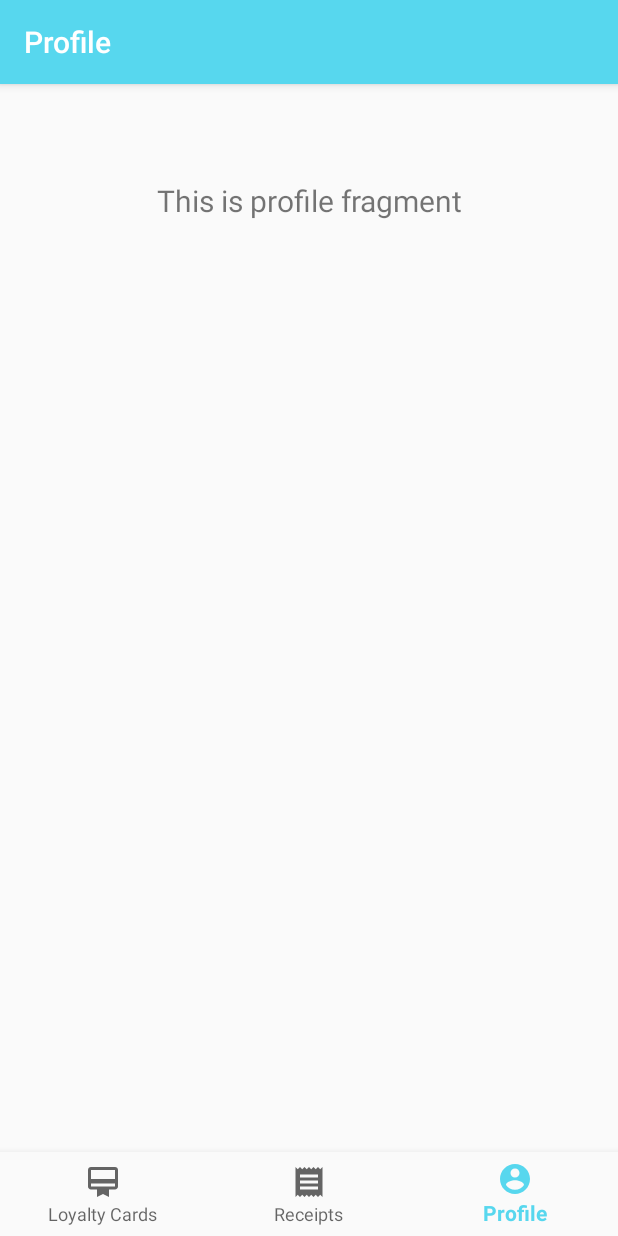
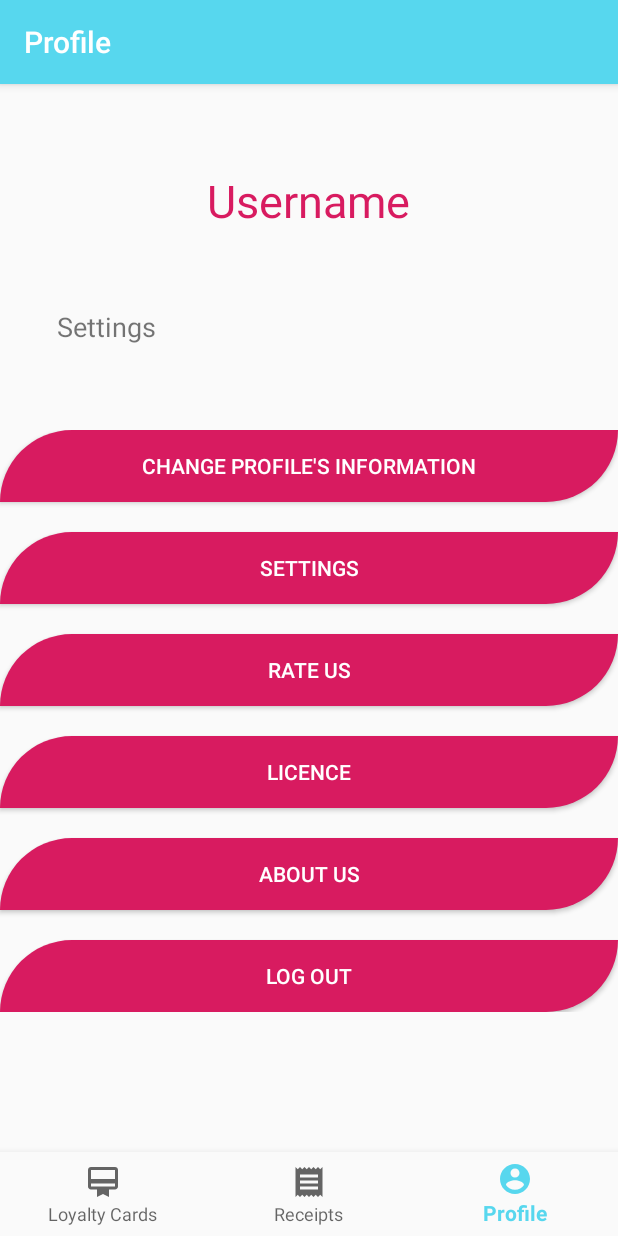
Before and after one commit to lgorczynski98/ShopAssistAndroidClient, an Android app: the ProfileFragment screen opened through its navigation route, on a phone screen of 412 x 824 dp. Run offline under Robolectric (Android 15) with nearby library versions, the phone set to English and light mode, and no system bars; our stand-ins replace navigation-ui.

Commit message:
added profile layout views

```diff
--- a/app/src/main/java/com/lgorczynski/shopassist/ui/log_in/LogInFragment.java
+++ b/app/src/main/java/com/lgorczynski/shopassist/ui/log_in/LogInFragment.java
@@ -15,7 +15,6 @@ import android.view.LayoutInflater;
 import android.view.View;
 import android.view.ViewGroup;
 import android.widget.Button;
-import android.widget.TextView;
 
 import com.lgorczynski.shopassist.R;
 
--- a/app/src/main/java/com/lgorczynski/shopassist/ui/profile/ProfileFragment.java
+++ b/app/src/main/java/com/lgorczynski/shopassist/ui/profile/ProfileFragment.java
@@ -4,32 +4,46 @@ import android.os.Bundle;
 import android.view.LayoutInflater;
 import android.view.View;
 import android.view.ViewGroup;
-import android.widget.TextView;
+import android.widget.Button;
 
 import androidx.annotation.Nullable;
 import androidx.annotation.NonNull;
 import androidx.fragment.app.Fragment;
-import androidx.lifecycle.Observer;
 import androidx.lifecycle.ViewModelProviders;
+import androidx.navigation.NavController;
+import androidx.navigation.Navigation;
 
 import com.lgorczynski.shopassist.R;
 
-public class ProfileFragment extends Fragment {
+public class ProfileFragment extends Fragment implements View.OnClickListener{
 
     private ProfileViewModel profileViewModel;
+
+    private NavController navController;
 
     public View onCreateView(@NonNull LayoutInflater inflater,
                              ViewGroup container, Bundle savedInstanceState) {
         profileViewModel =
                 ViewModelProviders.of(this).get(ProfileViewModel.class);
         View root = inflater.inflate(R.layout.fragment_profile, container, false);
-        final TextView textView = root.findViewById(R.id.text_notifications);
-        profileViewModel.getText().observe(this, new Observer<String>() {
-            @Override
-            public void onChanged(@Nullable String s) {
-                textView.setText(s);
-            }
-        });
         return root;
     }
+
+    @Override
+    public void onViewCreated(@NonNull View view, @Nullable Bundle savedInstanceState) {
+        super.onViewCreated(view, savedInstanceState);
+        navController = Navigation.findNavController(view);
+
+        final Button logOutButton = view.findViewById(R.id.profile_log_out_button);
+        logOutButton.setOnClickListener(this);
+    }
+
+    @Override
+    public void onClick(View view) {
+        switch (view.getId()){
+            case R.id.profile_log_out_button:{
+                navController.navigate(R.id.action_navigation_profile_to_logInFragment);
+            }
+        }
+    }
 }
--- /dev/null
+++ b/app/src/main/res/drawable/empty_divider.xml
@@ -0,0 +1,10 @@
+<?xml version="1.0" encoding="utf-8"?>
+<selector xmlns:android="http://schemas.android.com/apk/res/android">
+    <item>
+        <shape android:shape="rectangle">
+            <size
+                android:height="20dp"
+                android:width="0dp"/>
+        </shape>
+    </item>
+</selector>
--- a/app/src/main/res/layout/activity_main.xml
+++ b/app/src/main/res/layout/activity_main.xml
@@ -3,8 +3,7 @@
     xmlns:app="http://schemas.android.com/apk/res-auto"
     android:id="@+id/container"
     android:layout_width="match_parent"
-    android:layout_height="match_parent"
-    android:paddingTop="?attr/actionBarSize">
+    android:layout_height="match_parent">
 
     <com.google.android.material.bottomnavigation.BottomNavigationView
         android:id="@+id/nav_view"
@@ -22,7 +21,7 @@
         android:id="@+id/nav_host_fragment"
         android:name="androidx.navigation.fragment.NavHostFragment"
         android:layout_width="match_parent"
-        android:layout_height="match_parent"
+        android:layout_height="0dp"
         app:defaultNavHost="true"
         app:layout_constraintBottom_toTopOf="@id/nav_view"
         app:layout_constraintLeft_toLeftOf="parent"
--- a/app/src/main/res/layout/fragment_log_in.xml
+++ b/app/src/main/res/layout/fragment_log_in.xml
@@ -12,7 +12,7 @@
         android:layout_height="wrap_content"
         android:background="@drawable/rounded_confirm_button"
         android:text="@string/sign_in"
-        android:textColor="#FFFFFF"
+        android:textColor="@android:color/primary_text_dark"
         app:layout_constraintBottom_toBottomOf="parent"
         app:layout_constraintEnd_toEndOf="parent"
         app:layout_constraintHorizontal_bias="0.498"
@@ -24,8 +24,9 @@
         android:id="@+id/register_button"
         android:layout_width="150dp"
         android:layout_height="wrap_content"
-        android:background="@drawable/rounded_light_button"
+        android:background="@drawable/rounded_confirm_button"
         android:text="@string/register"
+        android:textColor="@android:color/primary_text_dark"
         app:layout_constraintBottom_toBottomOf="parent"
         app:layout_constraintEnd_toEndOf="parent"
         app:layout_constraintHorizontal_bias="0.498"
@@ -63,9 +64,11 @@
         android:id="@+id/log_in_logo_image"
         android:layout_width="match_parent"
         android:layout_height="120dp"
+        android:layout_marginTop="16dp"
         android:background="#00FFFFFF"
         app:layout_constraintBottom_toTopOf="@+id/text_log_in"
         app:layout_constraintEnd_toEndOf="parent"
+        app:layout_constraintHorizontal_bias="0.0"
         app:layout_constraintStart_toStartOf="parent"
         app:layout_constraintTop_toTopOf="parent"
         app:layout_constraintVertical_bias="0.073"
--- a/app/src/main/res/layout/fragment_profile.xml
+++ b/app/src/main/res/layout/fragment_profile.xml
@@ -1,19 +1,99 @@
 <?xml version="1.0" encoding="utf-8"?>
 <androidx.constraintlayout.widget.ConstraintLayout xmlns:android="http://schemas.android.com/apk/res/android"
     xmlns:app="http://schemas.android.com/apk/res-auto"
+    xmlns:tools="http://schemas.android.com/tools"
     android:layout_width="match_parent"
     android:layout_height="match_parent">
 
-    <TextView
-        android:id="@+id/text_notifications"
+    <LinearLayout
+        android:id="@+id/profile_buttons_linear_layout"
         android:layout_width="match_parent"
         android:layout_height="wrap_content"
-        android:layout_marginStart="8dp"
-        android:layout_marginTop="8dp"
-        android:layout_marginEnd="8dp"
-        android:textAlignment="center"
-        android:textSize="20sp"
+        android:divider="@drawable/empty_divider"
+        android:orientation="vertical"
+        android:showDividers="middle"
+        app:layout_constraintBottom_toBottomOf="parent"
         app:layout_constraintEnd_toEndOf="parent"
+        app:layout_constraintHorizontal_bias="0.0"
         app:layout_constraintStart_toStartOf="parent"
-        app:layout_constraintTop_toTopOf="parent" />
+        app:layout_constraintTop_toBottomOf="@+id/profile_settings_text"
+        app:layout_constraintVertical_bias="0.377">
+
+        <Button
+            android:id="@+id/profile_change_profile_info_button"
+            android:layout_width="match_parent"
+            android:layout_height="wrap_content"
+            android:background="@drawable/rounded_confirm_button"
+            android:text="@string/change_profile_info"
+            android:textColor="@android:color/primary_text_dark" />
+
+        <Button
+            android:id="@+id/profile_setting_button"
+            android:layout_width="match_parent"
+            android:layout_height="wrap_content"
+            android:background="@drawable/rounded_confirm_button"
+            android:text="@string/settings"
+            android:textColor="@android:color/primary_text_dark" />
+
+        <Button
+            android:id="@+id/profile_rate_us_button"
+            android:layout_width="match_parent"
+            android:layout_height="wrap_content"
+            android:background="@drawable/rounded_confirm_button"
+            android:text="@string/rate_us"
+            android:textColor="@android:color/primary_text_dark" />
+
+        <Button
+            android:id="@+id/profile_licence_button"
+            android:layout_width="match_parent"
+            android:layout_height="wrap_content"
+            android:background="@drawable/rounded_confirm_button"
+            android:text="@string/licence"
+            android:textColor="@android:color/primary_text_dark" />
+
+        <Button
+            android:id="@+id/profile_about_us_button"
+            android:layout_width="match_parent"
+            android:layout_height="wrap_content"
+            android:background="@drawable/rounded_confirm_button"
+            android:text="@string/about"
+            android:textColor="@android:color/primary_text_dark" />
+
+        <Button
+            android:id="@+id/profile_log_out_button"
+            android:layout_width="match_parent"
+            android:layout_height="wrap_content"
+            android:background="@drawable/rounded_confirm_button"
+            android:text="@string/log_out"
+            android:textColor="@android:color/primary_text_dark" />
+
+    </LinearLayout>
+
+    <TextView
+        android:id="@+id/profile_settings_text"
+        android:layout_width="wrap_content"
+        android:layout_height="wrap_content"
+        android:text="@string/settings"
+        android:textSize="18sp"
+        app:layout_constraintBottom_toBottomOf="parent"
+        app:layout_constraintEnd_toEndOf="parent"
+        app:layout_constraintHorizontal_bias="0.109"
+        app:layout_constraintStart_toStartOf="parent"
+        app:layout_constraintTop_toBottomOf="@+id/profile_username_text"
+        app:layout_constraintVertical_bias="0.087" />
+
+    <TextView
+        android:id="@+id/profile_username_text"
+        android:layout_width="wrap_content"
+        android:layout_height="wrap_content"
+        android:text="@string/username"
+        android:textColor="@color/colorAccent"
+        android:textSize="30sp"
+        app:layout_constraintBottom_toBottomOf="parent"
+        app:layout_constraintEnd_toEndOf="parent"
+        app:layout_constraintHorizontal_bias="0.498"
+        app:layout_constraintStart_toStartOf="parent"
+        app:layout_constraintTop_toTopOf="parent"
+        app:layout_constraintVertical_bias="0.085" />
+
 </androidx.constraintlayout.widget.ConstraintLayout>
--- a/app/src/main/res/layout/fragment_register.xml
+++ b/app/src/main/res/layout/fragment_register.xml
@@ -1,9 +1,23 @@
 <?xml version="1.0" encoding="utf-8"?>
 <androidx.constraintlayout.widget.ConstraintLayout xmlns:android="http://schemas.android.com/apk/res/android"
     xmlns:app="http://schemas.android.com/apk/res-auto"
+    xmlns:tools="http://schemas.android.com/tools"
     android:layout_width="match_parent"
     android:layout_height="match_parent"
     android:background="@drawable/log_in_background_gradient">
+
+    <EditText
+        android:id="@+id/register_username_input"
+        android:layout_width="wrap_content"
+        android:layout_height="wrap_content"
+        android:ems="10"
+        android:hint="@string/username"
+        android:inputType="textPersonName"
+        app:layout_constraintBottom_toTopOf="@+id/register_email_input"
+        app:layout_constraintEnd_toEndOf="parent"
+        app:layout_constraintStart_toStartOf="parent"
+        app:layout_constraintTop_toTopOf="parent"
+        app:layout_constraintVertical_bias="0.935" />
 
     <Button
         android:id="@+id/sign_up_button"
@@ -17,7 +31,7 @@
         app:layout_constraintHorizontal_bias="0.498"
         app:layout_constraintStart_toStartOf="parent"
         app:layout_constraintTop_toBottomOf="@+id/register_password2_input"
-        app:layout_constraintVertical_bias="0.128" />
+        app:layout_constraintVertical_bias="0.198" />
 
     <EditText
         android:id="@+id/register_email_input"
@@ -30,7 +44,7 @@
         app:layout_constraintEnd_toEndOf="parent"
         app:layout_constraintStart_toStartOf="parent"
         app:layout_constraintTop_toTopOf="parent"
-        app:layout_constraintVertical_bias="0.483" />
+        app:layout_constraintVertical_bias="0.539" />
 
     <EditText
         android:id="@+id/register_password_input"
@@ -56,7 +70,7 @@
         app:layout_constraintEnd_toEndOf="parent"
         app:layout_constraintStart_toStartOf="parent"
         app:layout_constraintTop_toBottomOf="@+id/register_password_input"
-        app:layout_constraintVertical_bias="0.086" />
+        app:layout_constraintVertical_bias="0.118" />
 
     <ImageView
         android:id="@+id/register_logo_image"
@@ -82,6 +96,7 @@
         android:textStyle="bold"
         app:layout_constraintBottom_toTopOf="@+id/register_email_input"
         app:layout_constraintTop_toTopOf="parent"
-        app:layout_constraintVertical_bias="0.705" />
+        app:layout_constraintVertical_bias="0.653"
+        tools:layout_editor_absoluteX="0dp" />
 
 </androidx.constraintlayout.widget.ConstraintLayout>
--- a/app/src/main/res/navigation/mobile_navigation.xml
+++ b/app/src/main/res/navigation/mobile_navigation.xml
@@ -21,7 +21,13 @@
         android:id="@+id/navigation_profile"
         android:name="com.lgorczynski.shopassist.ui.profile.ProfileFragment"
         android:label="@string/title_profile"
-        tools:layout="@layout/fragment_profile" />
+        tools:layout="@layout/fragment_profile" >
+        <action
+            android:id="@+id/action_navigation_profile_to_logInFragment"
+            app:destination="@id/logInFragment"
+            app:popUpTo="@+id/mobile_navigation"
+            app:popUpToInclusive="true" />
+    </fragment>
     <fragment
         android:id="@+id/logInFragment"
         android:name="com.lgorczynski.shopassist.ui.log_in.LogInFragment"
--- a/app/src/main/res/values/strings.xml
+++ b/app/src/main/res/values/strings.xml
@@ -8,7 +8,14 @@
     <string name="sign_up">Sign Up</string>
     <string name="register">Register</string>
     <string name="email">E-mail</string>
+    <string name="username">Username</string>
     <string name="password">Password</string>
     <string name="password2">Confirm Password</string>
     <string name="dont_have_an_account">Don\'t have an account yet? Create one!</string>
+    <string name="settings">Settings</string>
+    <string name="change_profile_info">Change profile\'s information</string>
+    <string name="rate_us">Rate us</string>
+    <string name="about">About us</string>
+    <string name="licence">Licence</string>
+    <string name="log_out">Log out</string>
 </resources>
```
